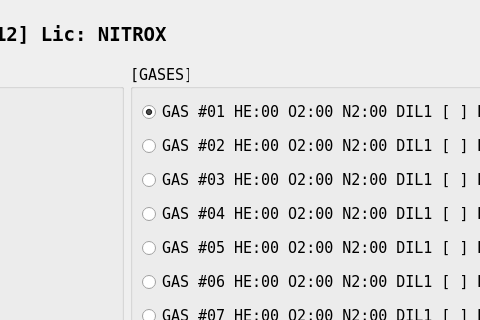
The window that src/ui/GasFragment.ui (dmarc0001/spx42Control) describes before a commit, drawn with Qt 5; both pictures show x 394 to 874 and y 0 to 320 of the 1132 by 607 pixel window.
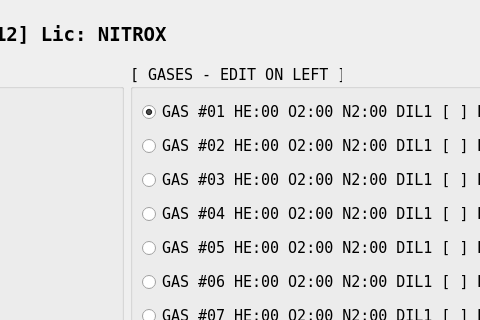
The same window after the commit.

```diff
--- a/src/ui/GasFragment.ui
+++ b/src/ui/GasFragment.ui
@@ -1097,7 +1097,7 @@
          </size>
         </property>
         <property name="title">
-         <string>[GASES]</string>
+         <string>[ GASES - EDIT ON LEFT ]</string>
         </property>
         <layout class="QVBoxLayout" name="verticalLayout_3">
          <item>
```
Left out of the diff: 2 changed lines with no effect on the pictures.
